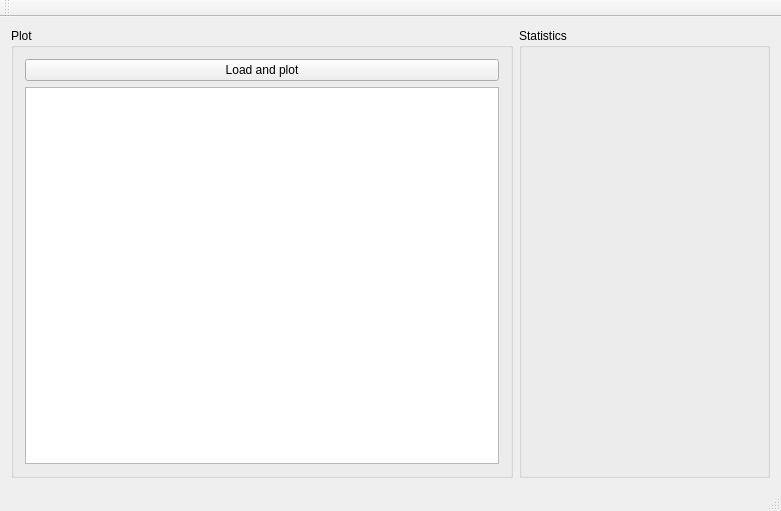
The window that mainwindow.ui (szazdenes/VikingAzimuth) describes before a commit, drawn with Qt 5.
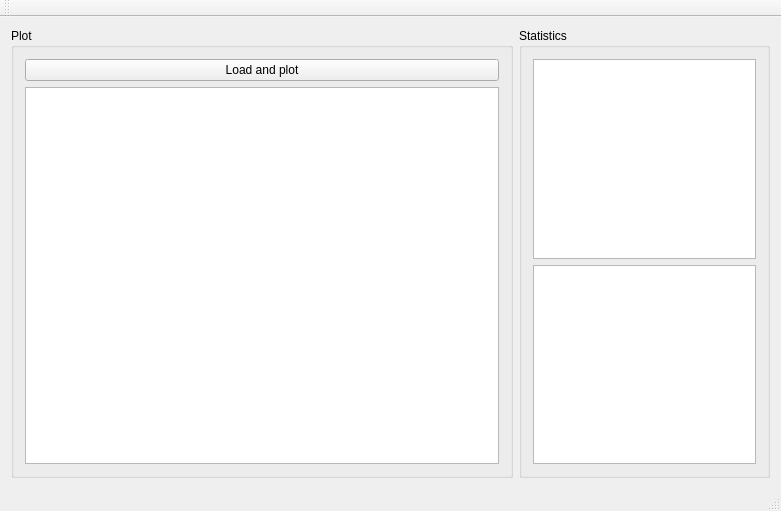
The same window after the commit.

Commit message: file list added to thread

What changed in the file:
```diff
--- a/mainwindow.ui
+++ b/mainwindow.ui
@@ -39,7 +39,14 @@
       <property name="title">
        <string>Statistics</string>
       </property>
-      <layout class="QGridLayout" name="gridLayout_4"/>
+      <layout class="QGridLayout" name="gridLayout_4">
+       <item row="1" column="0">
+        <widget class="QTableWidget" name="tableWidget"/>
+       </item>
+       <item row="0" column="0">
+        <widget class="QListWidget" name="listWidget"/>
+       </item>
+      </layout>
      </widget>
     </item>
    </layout>
```
Left out of the diff: 2 changed lines with no effect on the pictures. The commit also changes 3 other files.
